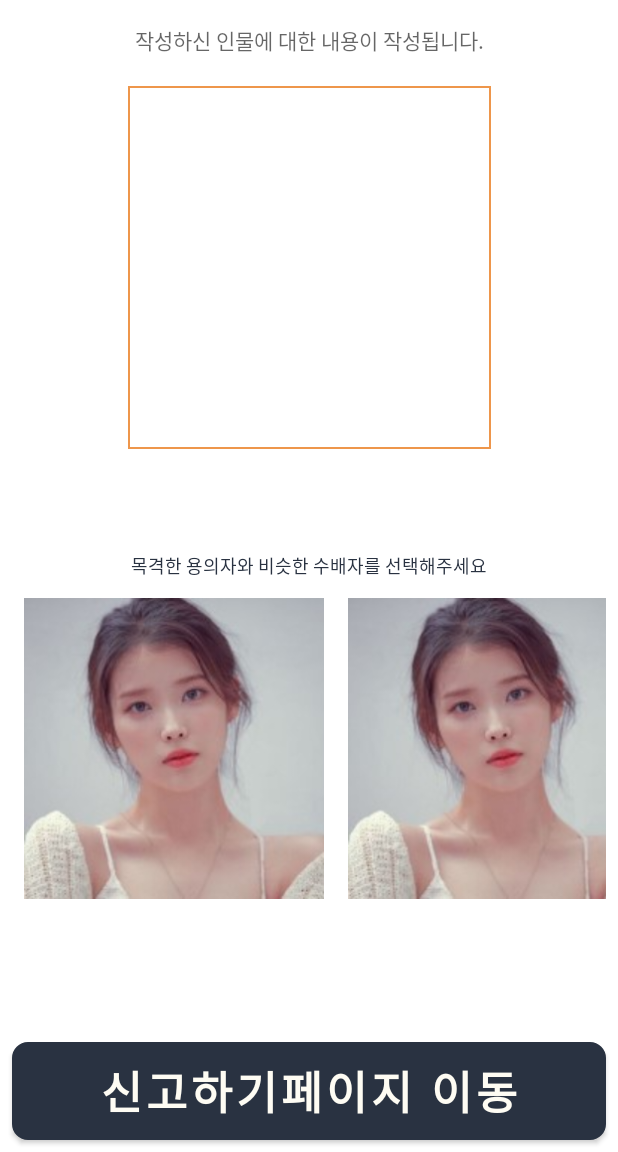
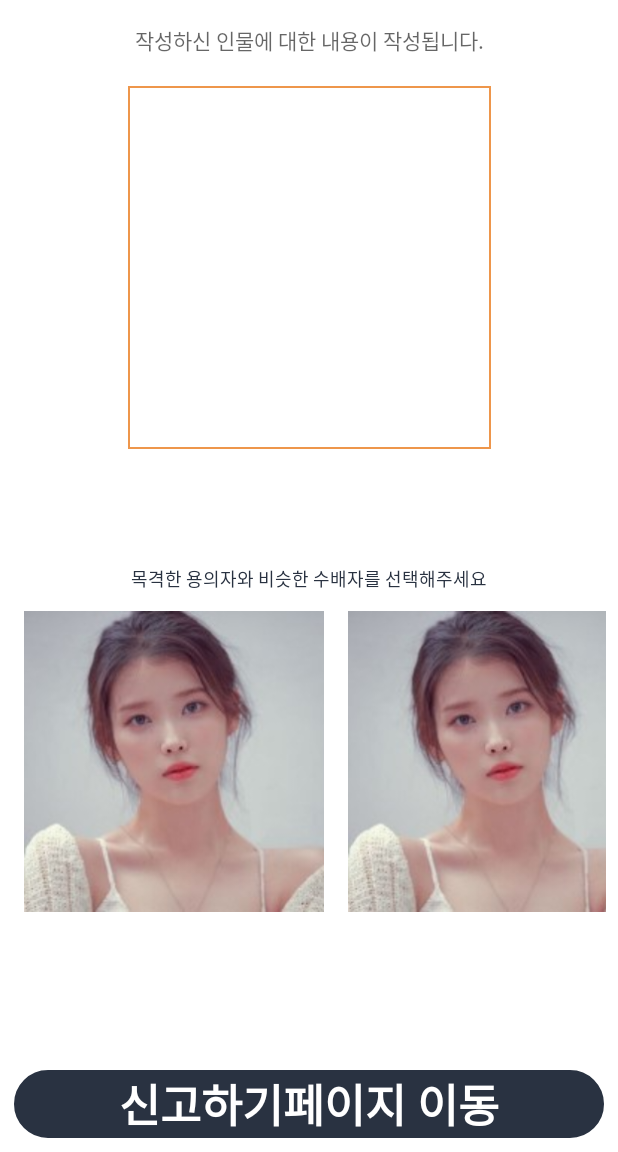
Before and after one commit to eunjeean/project_catchface_app, an Android app: the MonFaceListActivity screen opened directly, with no data from a screen before it, on a phone screen of 412 x 824 dp, the part 84-1236 px from its top. Run offline under Robolectric (Android 15) with nearby library versions, the phone set to English and light mode, and no system bars.

Commit message:
신고하기페이지 이동 버튼 크기 수정완_혜수주~

```diff
--- a/app/src/main/AndroidManifest.xml
+++ b/app/src/main/AndroidManifest.xml
@@ -23,16 +23,16 @@
             android:name=".MonFaceListActivity"
             android:exported="false" />
         <activity
-            android:name=".JoinActivity"
+            android:name=".NoticeActivity"
             android:exported="false" />
         <activity
             android:name=".PoliceFindActivity"
             android:exported="false" />
         <activity
-            android:name=".NoticeActivity"
+            android:name=".WantedActivity"
             android:exported="false" />
         <activity
-            android:name=".MainActivity"
+            android:name=".LoginActivity"
             android:exported="false" />
         <activity
             android:name=".MypageActivity"
@@ -41,13 +41,13 @@
             android:name=".ReportActivity"
             android:exported="false" />
         <activity
-            android:name=".WantedActivity"
+            android:name=".JoinActivity"
             android:exported="false" />
         <activity
             android:name=".MonFaceActivity"
             android:exported="false" />
         <activity
-            android:name=".LoginActivity"
+            android:name=".MainActivity"
             android:exported="true">
             <intent-filter>
                 <action android:name="android.intent.action.MAIN" />
--- a/app/src/main/res/layout/activity_mon_face_list.xml
+++ b/app/src/main/res/layout/activity_mon_face_list.xml
@@ -110,16 +110,19 @@
             app:layout_constraintStart_toStartOf="@+id/wantedImg"
             app:layout_constraintTop_toBottomOf="@+id/wantedImg" />
 
-        <Button
+        <androidx.appcompat.widget.AppCompatButton
             android:id="@+id/reportMove_btn"
             android:layout_width="match_parent"
             android:layout_height="wrap_content"
             android:layout_margin="8dp"
             android:layout_marginBottom="32dp"
-            android:background="@drawable/btn_sub_border"
             android:text="신고하기페이지 이동"
+            android:background="@drawable/btn_main_border"
+            android:textColor="@color/white"
             android:textStyle="bold"
             android:textSize="30sp"
+            app:cornerRadius="30dp"
+            android:outlineProvider="none"
             app:layout_constraintBottom_toBottomOf="parent"
             app:layout_constraintEnd_toEndOf="@+id/wantedList_rv"
             app:layout_constraintStart_toStartOf="@+id/wantedList_rv" />
```
